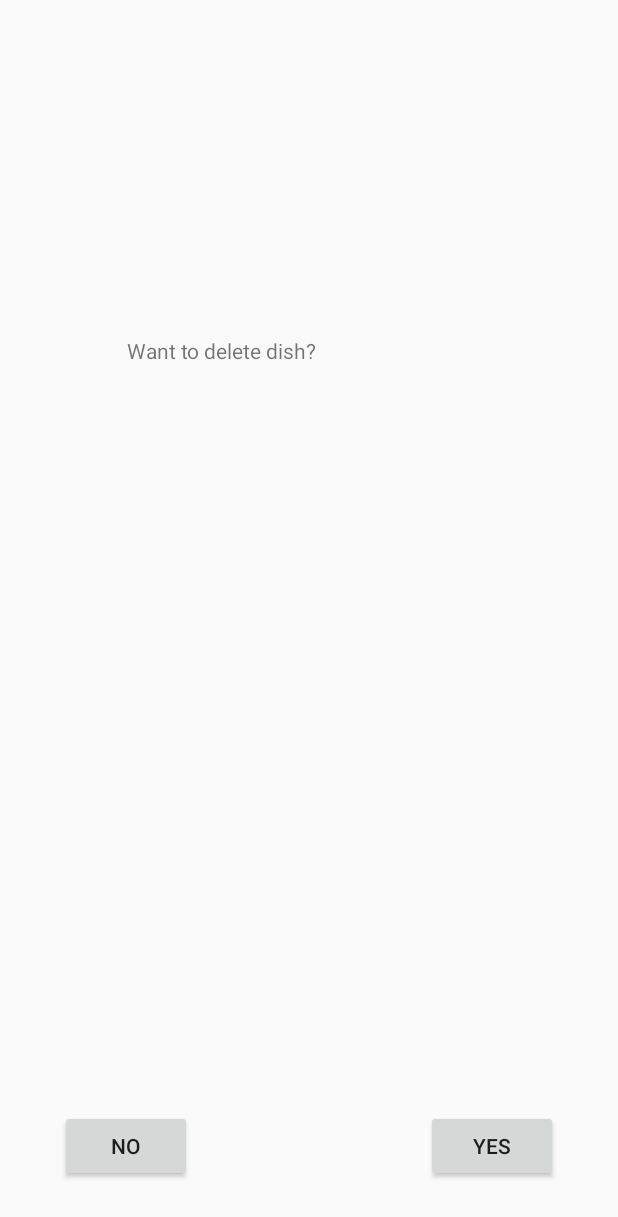
After one commit to NS-Mojtaba/AND_FoodProject, an Android app: the layout confirm_delete.xml on its own in the app's theme, with its tools: preview values and no code run, on a phone screen of 412 x 824 dp. The commit adds this screen. Shown: the top 1217 px of the screen. Run offline under Robolectric (Android 15) with nearby library versions, the phone set to English and light mode, and no system bars.

Commit message:
Dish Object, Delete Dish Screen

```diff
--- a/app/src/main/java/com/example/ciber/and_foodproject/Detail.java
+++ b/app/src/main/java/com/example/ciber/and_foodproject/Detail.java
@@ -18,6 +18,7 @@ public class Detail extends AppCompatActivity {
 
     public TextView nameTxt;
 
+    public Dish dish;
 
 
     @Override
@@ -42,4 +43,9 @@ public class Detail extends AppCompatActivity {
 
     }
 
+
+    public void SetDish(Dish _dish){
+        dish = _dish;
+    }
+
 }
--- /dev/null
+++ b/app/src/main/res/layout/confirm_delete.xml
@@ -0,0 +1,39 @@
+<?xml version="1.0" encoding="utf-8"?>
+<android.support.constraint.ConstraintLayout
+    xmlns:android="http://schemas.android.com/apk/res/android"
+    xmlns:app="http://schemas.android.com/apk/res-auto"
+    xmlns:tools="http://schemas.android.com/tools"
+    android:layout_width="match_parent"
+    android:layout_height="match_parent">
+
+    <TextView
+        android:id="@+id/deleteTxt"
+        android:layout_width="243dp"
+        android:layout_height="41dp"
+        android:layout_marginTop="224dp"
+        android:text="Want to delete dish?"
+        app:layout_constraintEnd_toEndOf="parent"
+        app:layout_constraintHorizontal_bias="0.503"
+        app:layout_constraintStart_toStartOf="parent"
+        app:layout_constraintTop_toTopOf="parent" />
+
+    <Button
+        android:id="@+id/noBtn"
+        android:layout_width="wrap_content"
+        android:layout_height="wrap_content"
+        android:layout_marginStart="40dp"
+        android:layout_marginBottom="36dp"
+        android:text="No"
+        app:layout_constraintBottom_toBottomOf="parent"
+        app:layout_constraintStart_toStartOf="parent" />
+
+    <Button
+        android:id="@+id/yesBtn"
+        android:layout_width="wrap_content"
+        android:layout_height="wrap_content"
+        android:layout_marginEnd="40dp"
+        android:layout_marginBottom="36dp"
+        android:text="Yes"
+        app:layout_constraintBottom_toBottomOf="parent"
+        app:layout_constraintEnd_toEndOf="parent" />
+</android.support.constraint.ConstraintLayout>
--- a/app/src/main/res/layout/detail_overview.xml
+++ b/app/src/main/res/layout/detail_overview.xml
@@ -30,8 +30,8 @@
 
     <TextView
         android:id="@+id/descriptionTxt"
-        android:layout_width="217dp"
-        android:layout_height="112dp"
+        android:layout_width="262dp"
+        android:layout_height="149dp"
         android:layout_marginTop="56dp"
         android:text="Description"
         app:layout_constraintEnd_toEndOf="parent"
```
Also changed, not shown: app/src/main/java/com/example/ciber/and_foodproject/DeleteDish.java (added, +53 -0 lines), app/src/main/java/com/example/ciber/and_foodproject/DetailOverview.java (+68 -1 lines), app/src/main/java/com/example/ciber/and_foodproject/Dish.java (added, +19 -0 lines), app/src/main/res/layout/detail.xml (renamed from app/src/main/res/layout/deisgn.xml).
